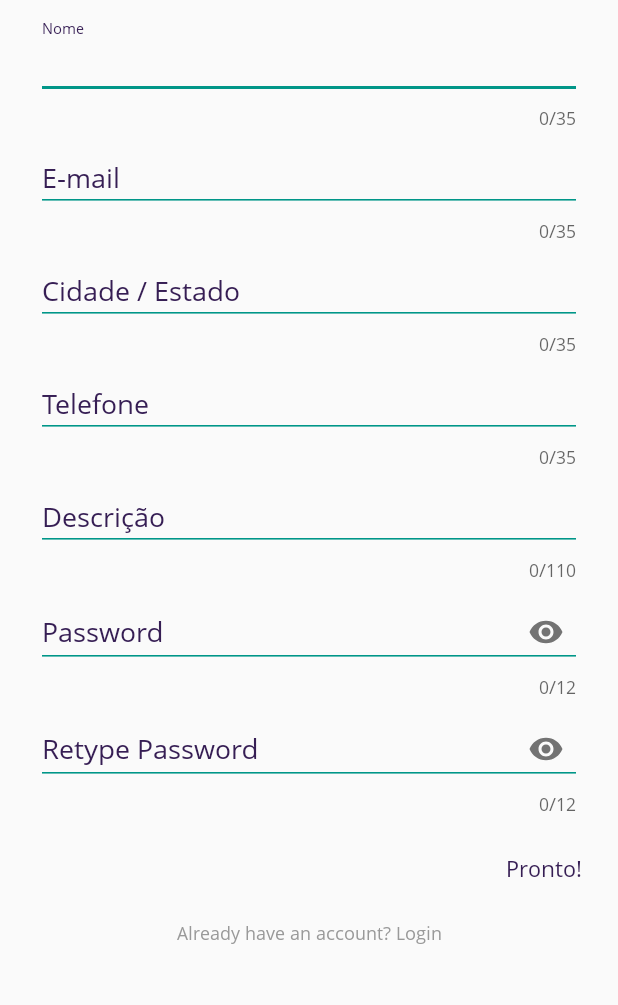
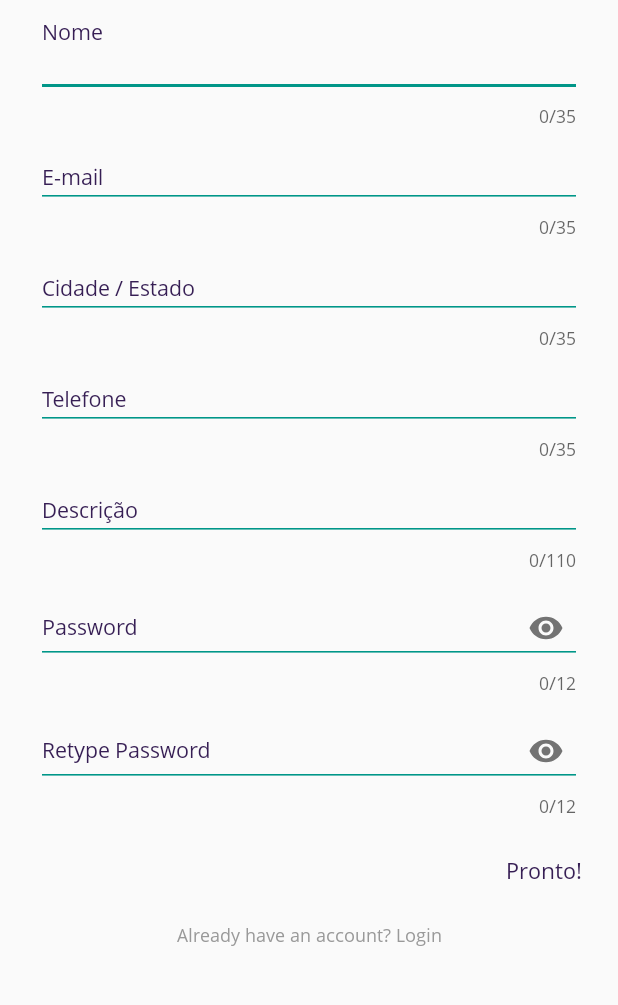
Before and after one commit to edwardcosta/Start, an Android app: the SignupActivity screen opened directly, with no data from a screen before it, on a phone screen of 412 x 824 dp, the part 68-1073 px from its top. Run offline under Robolectric (Android 15) with nearby library versions, the phone set to English and light mode, and no system bars; our stand-ins replace Firebase (no records; nobody signed in at launch, a user with empty details on screens opened directly); libraries missing offline, so code that uses them is left out: cn.pedant.

Commit message:
TextInput size

```diff
--- a/app/src/main/res/values/styles.xml
+++ b/app/src/main/res/values/styles.xml
@@ -24,6 +24,7 @@
 
     <style name="TextInputStyle">
         <item name="android:textColor">@color/colorPrimary</item>
+        <item name="android:textSize">14sp</item>
         <item name="android:textColorHint">@color/colorPrimary</item>
         <item name="colorControlNormal">@color/teal</item>
         <item name="colorControlActivated">@color/teal</item>
```
